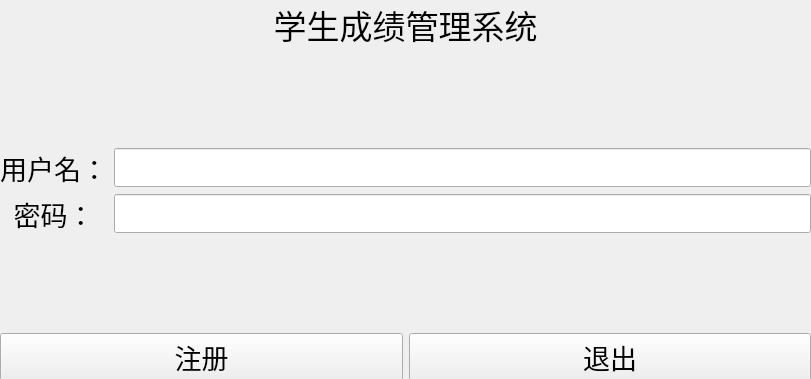
Above: registerwindow.ui from huiliyi-lmf/StudentScoreManagement before the change. Below: the same form after it.
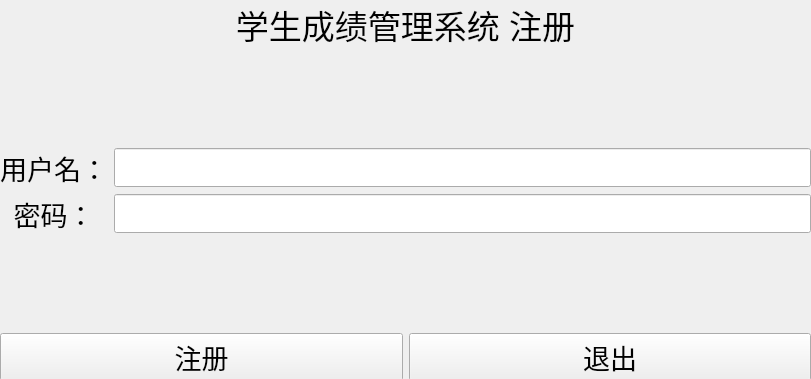
That is the form after the change.

Commit message: register window

The edit to the form file:
```diff
--- a/registerwindow.ui
+++ b/registerwindow.ui
@@ -37,7 +37,7 @@
        </font>
       </property>
       <property name="text">
-       <string>学生成绩管理系统</string>
+       <string>学生成绩管理系统 注册</string>
       </property>
       <property name="alignment">
        <set>Qt::AlignmentFlag::AlignCenter</set>
```
Left out of the diff: 2 changed lines with no effect on the pictures. The commit also changes 3 other files.
